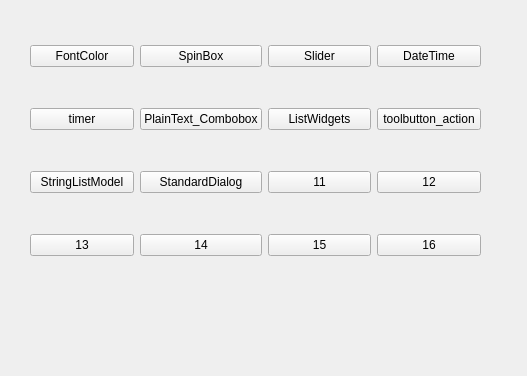
Old version of the form src/QT_Demo/entry_form.ui in the repository dbase/QT_Demo.
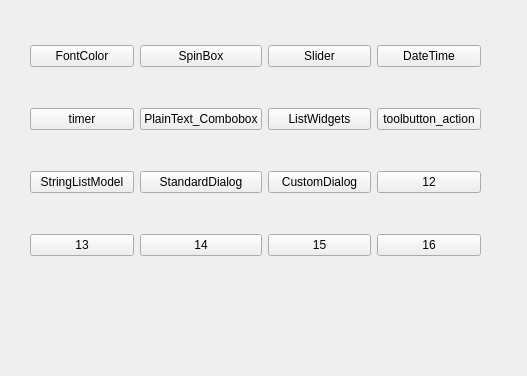
New version of the form.

Diff of the .ui file:
```diff
--- a/src/QT_Demo/entry_form.ui
+++ b/src/QT_Demo/entry_form.ui
@@ -75,7 +75,7 @@
     <item row="2" column="2">
      <widget class="QPushButton" name="btn11">
       <property name="text">
-       <string>11</string>
+       <string>CustomDialog</string>
       </property>
      </widget>
     </item>
```
